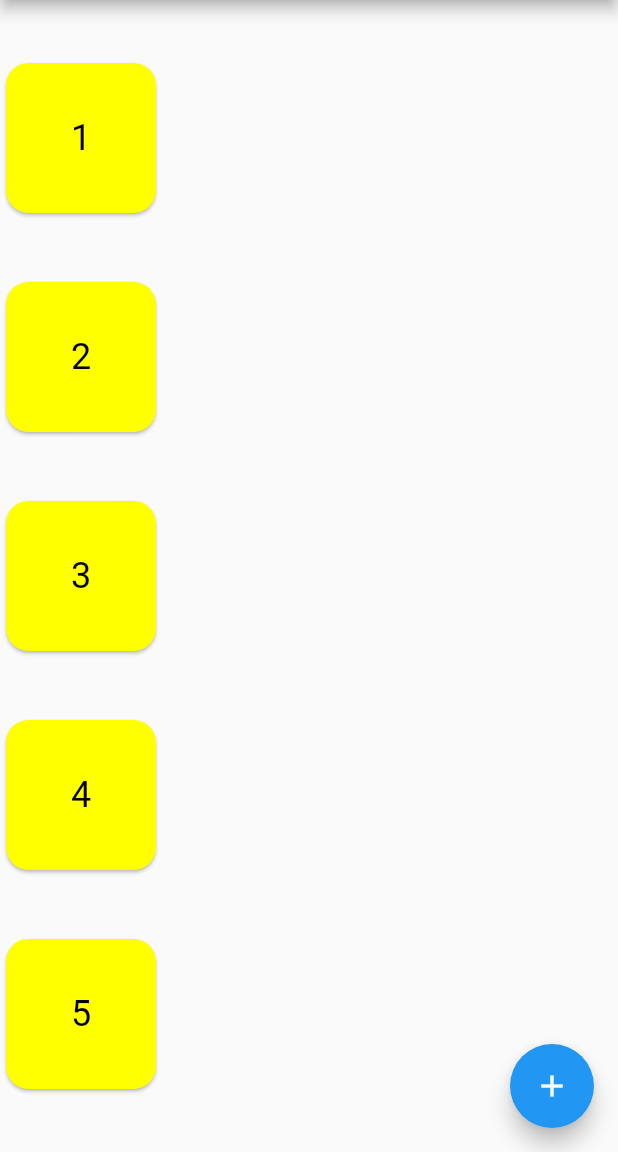
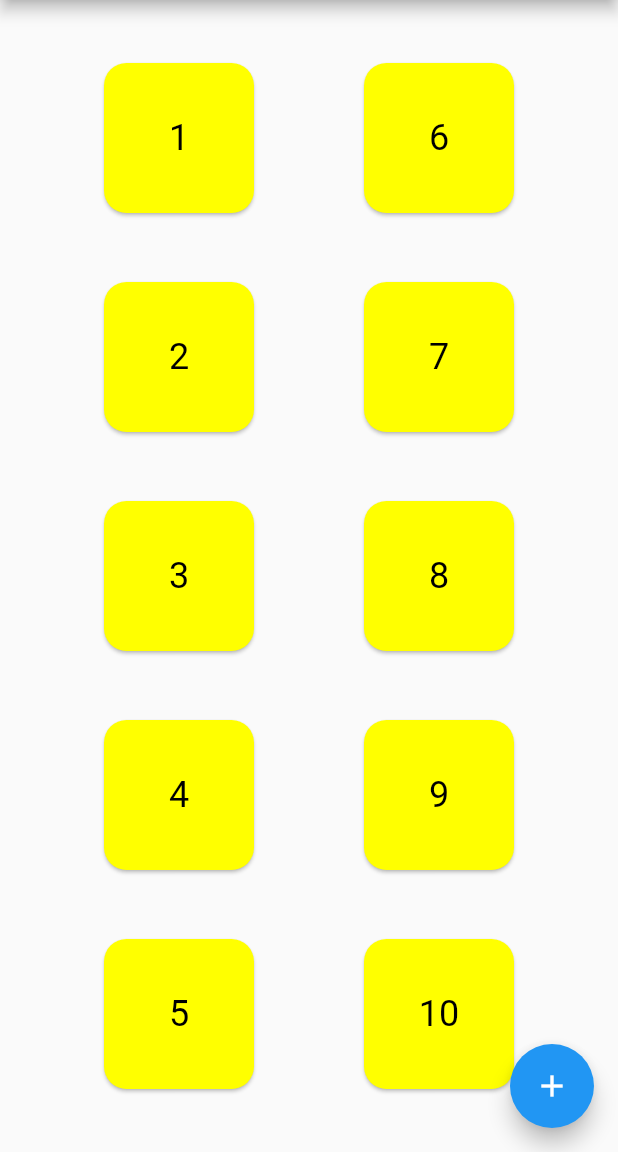
Before and after one commit to DaGree/FFT_SoundPack, a Flutter app: the screen it shows after launch, on a phone screen of 412 x 824 dp, the part 84-1236 px from its top. Run offline on Flutter 3.47's test engine with Material 2 defaults, Android fonts, the phone set to English and light mode, and no system bars.

Commit message:
flutter_demo Adding Second Column of numeric cards

```diff
--- a/fft_sound_pack/lib/main.dart
+++ b/fft_sound_pack/lib/main.dart
@@ -75,7 +75,11 @@ class _MyHomePageState extends State<MyHomePage> {
         // the App.build method, and use it to set our appbar title.
         title: Text(widget.title),
       ),
-      body: Column(
+      body: Row(
+        mainAxisAlignment: MainAxisAlignment.spaceEvenly,
+        //crossAxisAlignment: CrossAxisAlignment.start,
+        children: [
+          Column(
             mainAxisAlignment: MainAxisAlignment.spaceEvenly,
             crossAxisAlignment: CrossAxisAlignment.start,
             children: [
@@ -161,6 +165,94 @@ class _MyHomePageState extends State<MyHomePage> {
               ),
             ],
           ),
+          Column(
+            mainAxisAlignment: MainAxisAlignment.spaceEvenly,
+            crossAxisAlignment: CrossAxisAlignment.start,
+            children: [
+              Card(
+                shape: RoundedRectangleBorder(
+                    borderRadius: BorderRadius.all(Radius.circular(15))),
+                //margin: EdgeInsetsGeometry.infinity,
+                color: Colors.yellowAccent,
+                child: Container(
+                  width: 100.0,
+                  height: 100.0,
+                  alignment: Alignment.center,
+                  child: Text(
+                    "6",
+                    style: TextStyle(fontSize: 24.0, color: Colors.black),
+                    textAlign: TextAlign.center,
+                  ),
+                ),
+              ),
+              Card(
+                shape: RoundedRectangleBorder(
+                    borderRadius: BorderRadius.all(Radius.circular(15))),
+                //margin: EdgeInsetsGeometry.infinity,
+                color: Colors.yellowAccent,
+                child: Container(
+                  width: 100.0,
+                  height: 100.0,
+                  alignment: Alignment.center,
+                  child: Text(
+                    "7",
+                    style: TextStyle(fontSize: 24.0, color: Colors.black),
+                    textAlign: TextAlign.center,
+                  ),
+                ),
+              ),
+              Card(
+                shape: RoundedRectangleBorder(
+                    borderRadius: BorderRadius.all(Radius.circular(15))),
+                //margin: EdgeInsetsGeometry.infinity,
+                color: Colors.yellowAccent,
+                child: Container(
+                  width: 100.0,
+                  height: 100.0,
+                  alignment: Alignment.center,
+                  child: Text(
+                    "8",
+                    style: TextStyle(fontSize: 24.0, color: Colors.black),
+                    textAlign: TextAlign.center,
+                  ),
+                ),
+              ),
+              Card(
+                shape: RoundedRectangleBorder(
+                    borderRadius: BorderRadius.all(Radius.circular(15))),
+                //margin: EdgeInsetsGeometry.infinity,
+                color: Colors.yellowAccent,
+                child: Container(
+                  width: 100.0,
+                  height: 100.0,
+                  alignment: Alignment.center,
+                  child: Text(
+                    "9",
+                    style: TextStyle(fontSize: 24.0, color: Colors.black),
+                    textAlign: TextAlign.center,
+                  ),
+                ),
+              ),
+              Card(
+                shape: RoundedRectangleBorder(
+                    borderRadius: BorderRadius.all(Radius.circular(15))),
+                //margin: EdgeInsetsGeometry.infinity,
+                color: Colors.yellowAccent,
+                child: Container(
+                  width: 100.0,
+                  height: 100.0,
+                  alignment: Alignment.center,
+                  child: Text(
+                    "10",
+                    style: TextStyle(fontSize: 24.0, color: Colors.black),
+                    textAlign: TextAlign.center,
+                  ),
+                ),
+              ),
+            ],
+          ),
+        ],
+      ),
       floatingActionButton: FloatingActionButton(
         onPressed: _incrementCounter,
         tooltip: 'Increment',
```
Lines whose indentation alone changed are shown as unchanged.
